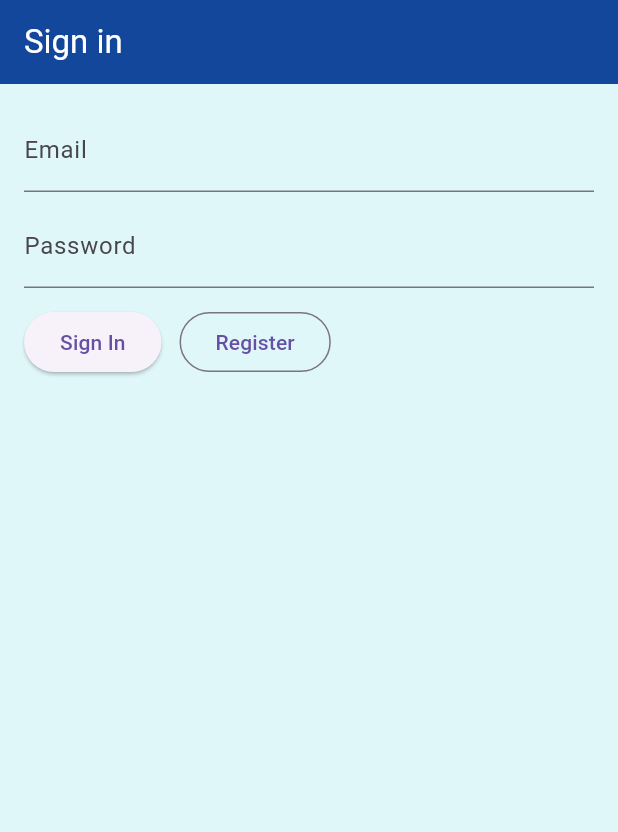
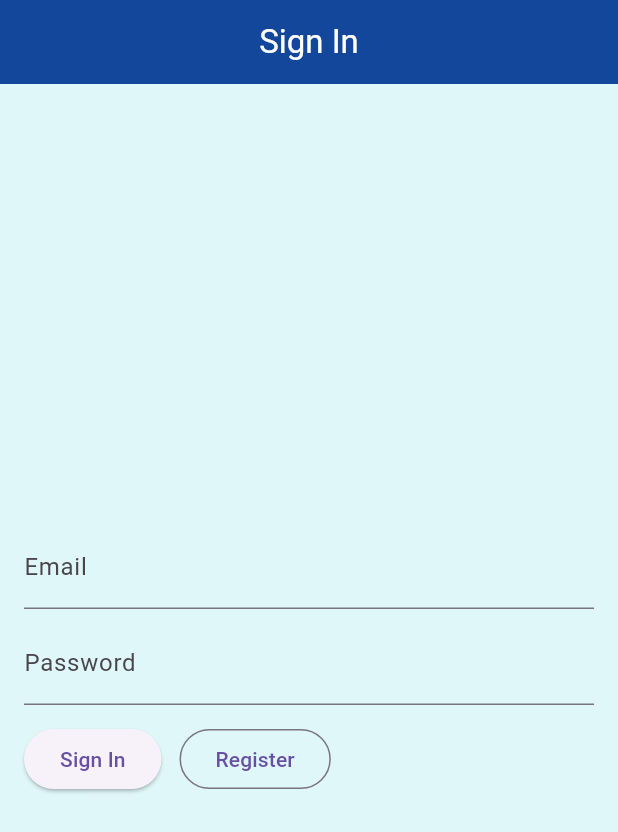
Before and after one commit to lenarduzziadam/AirportEscapeCapstoneFall25Group, a Flutter app: the screen it shows after launch, on a phone screen of 412 x 824 dp. Shown: the top 832 px of the screen. Run offline on Flutter 3.47's test engine with Material 3 defaults, Android fonts, the phone set to English and light mode, and no system bars; our stand-ins replace firebase_auth, firebase_core, firebase_database, flutter_dotenv, geolocator, google_maps_flutter and 2 more; accounts and stored records are empty.

Commit message:
centered login added localization ttext for translations

```diff
--- a/airport_escape/lib/main.dart
+++ b/airport_escape/lib/main.dart
@@ -137,6 +137,7 @@ class _LoginPageState extends State<_LoginPage> {
   final _pw = TextEditingController();
   bool _busy = false;
   String? _error;
+  bool _isSignIn = true; // toggle between sign in and register
 
   Future<void> _signIn() async {
     setState(() { _busy = true; _error = null; });
@@ -176,11 +177,20 @@ class _LoginPageState extends State<_LoginPage> {
 
   @override
   Widget build(BuildContext context) {
+    final localizations = AppLocalizations.of(context)!;
     return Scaffold(
-      appBar: AppBar(title: const Text('Sign in')),
-      body: Padding(
+      appBar: AppBar(
+        title: Text(_isSignIn ? localizations.signIn : localizations.register),
+        elevation: 0,
+        centerTitle: true,
+      ),
+      body: Center(
+        child: SingleChildScrollView(
+          child: Padding(
             padding: const EdgeInsets.all(16),
             child: Column(
+              mainAxisAlignment: MainAxisAlignment.center,
+              crossAxisAlignment: CrossAxisAlignment.stretch,
               children: [
                 TextField(controller: _email, keyboardType: TextInputType.emailAddress, decoration: InputDecoration(labelText: AppLocalizations.of(context)!.email)),
                 const SizedBox(height: 8),
@@ -202,6 +212,8 @@ class _LoginPageState extends State<_LoginPage> {
                   const LinearProgressIndicator(),
                 ],
               ],
+            ),
+          ),
         ),
       ),
     );
```
Also changed, not shown: 1 other file. Lines whose indentation alone changed are shown as unchanged.
